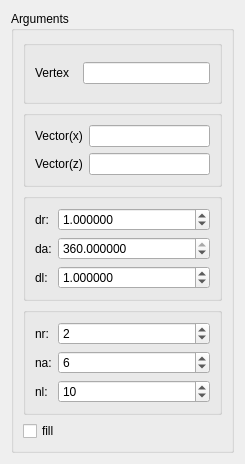
SalomePlatform/hexablock, file src/HEXABLOCKGUI/MakeCylindrical_QTD.ui: the form before one commit.
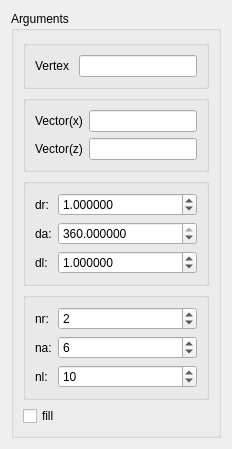
The form after the commit.

```diff
--- a/src/HEXABLOCKGUI/MakeCylindrical_QTD.ui
+++ b/src/HEXABLOCKGUI/MakeCylindrical_QTD.ui
@@ -6,8 +6,8 @@
    <rect>
     <x>0</x>
     <y>0</y>
-    <width>245</width>
-    <height>464</height>
+    <width>223</width>
+    <height>428</height>
    </rect>
   </property>
   <property name="sizePolicy">
@@ -22,30 +22,46 @@
   <layout class="QVBoxLayout" name="verticalLayout_3">
    <item>
     <widget class="QGroupBox" name="groupBox">
+     <property name="sizePolicy">
+      <sizepolicy hsizetype="Preferred" vsizetype="Fixed">
+       <horstretch>0</horstretch>
+       <verstretch>0</verstretch>
+      </sizepolicy>
+     </property>
      <property name="title">
       <string>Arguments</string>
      </property>
      <layout class="QVBoxLayout" name="verticalLayout_4">
       <item>
        <widget class="QGroupBox" name="groupBox_4">
+        <property name="sizePolicy">
+         <sizepolicy hsizetype="Preferred" vsizetype="Fixed">
+          <horstretch>0</horstretch>
+          <verstretch>0</verstretch>
+         </sizepolicy>
+        </property>
         <property name="title">
          <string/>
         </property>
-        <layout class="QVBoxLayout" name="verticalLayout_2">
-         <item>
-          <layout class="QHBoxLayout" name="horizontalLayout">
-           <item>
+        <layout class="QFormLayout" name="formLayout">
+         <item row="0" column="0">
             <widget class="QLabel" name="label">
              <property name="text">
               <string>Vertex </string>
              </property>
             </widget>
            </item>
-           <item>
+         <item row="0" column="1">
             <widget class="QLineEdit" name="pt_le">
+           <property name="sizePolicy">
+            <sizepolicy hsizetype="Minimum" vsizetype="Fixed">
+             <horstretch>0</horstretch>
+             <verstretch>0</verstretch>
+            </sizepolicy>
+           </property>
              <property name="maximumSize">
               <size>
-               <width>127</width>
+             <width>16777215</width>
                <height>16777215</height>
               </size>
              </property>
@@ -53,32 +69,40 @@
               <bool>false</bool>
              </property>
             </widget>
-           </item>
-          </layout>
          </item>
         </layout>
        </widget>
       </item>
       <item>
        <widget class="QGroupBox" name="groupBox_3">
+        <property name="sizePolicy">
+         <sizepolicy hsizetype="Preferred" vsizetype="Fixed">
+          <horstretch>0</horstretch>
+          <verstretch>0</verstretch>
+         </sizepolicy>
+        </property>
         <property name="title">
          <string/>
         </property>
-        <layout class="QVBoxLayout" name="verticalLayout">
-         <item>
-          <layout class="QHBoxLayout" name="horizontalLayout_2">
-           <item>
+        <layout class="QFormLayout" name="formLayout_4">
+         <item row="0" column="0">
             <widget class="QLabel" name="label_2">
              <property name="text">
               <string>Vector(x)</string>
              </property>
             </widget>
            </item>
-           <item>
+         <item row="0" column="1">
             <widget class="QLineEdit" name="vec_x_le">
+           <property name="sizePolicy">
+            <sizepolicy hsizetype="Minimum" vsizetype="Fixed">
+             <horstretch>0</horstretch>
+             <verstretch>0</verstretch>
+            </sizepolicy>
+           </property>
              <property name="maximumSize">
               <size>
-               <width>127</width>
+             <width>16777215</width>
                <height>16777215</height>
               </size>
              </property>
@@ -87,22 +111,24 @@
              </property>
             </widget>
            </item>
-          </layout>
-         </item>
-         <item>
-          <layout class="QHBoxLayout" name="horizontalLayout_4">
-           <item>
+         <item row="1" column="0">
             <widget class="QLabel" name="label_4">
              <property name="text">
               <string>Vector(z)</string>
              </property>
             </widget>
            </item>
-           <item>
+         <item row="1" column="1">
             <widget class="QLineEdit" name="vec_z_le">
+           <property name="sizePolicy">
+            <sizepolicy hsizetype="Minimum" vsizetype="Fixed">
+             <horstretch>0</horstretch>
+             <verstretch>0</verstretch>
+            </sizepolicy>
+           </property>
              <property name="maximumSize">
               <size>
-               <width>127</width>
+             <width>16777215</width>
                <height>16777215</height>
               </size>
              </property>
@@ -110,14 +136,18 @@
               <bool>false</bool>
              </property>
             </widget>
-           </item>
-          </layout>
          </item>
         </layout>
        </widget>
       </item>
       <item>
        <widget class="QGroupBox" name="groupBox_2">
+        <property name="sizePolicy">
+         <sizepolicy hsizetype="Preferred" vsizetype="Fixed">
+          <horstretch>0</horstretch>
+          <verstretch>0</verstretch>
+         </sizepolicy>
+        </property>
         <property name="title">
          <string/>
         </property>
@@ -142,7 +172,14 @@
            </property>
           </widget>
          </item>
-         <item row="2" column="1">
+         <item row="1" column="0">
+          <widget class="QLabel" name="label_6">
+           <property name="text">
+            <string>da:</string>
+           </property>
+          </widget>
+         </item>
+         <item row="1" column="1">
           <widget class="QDoubleSpinBox" name="da_spb">
            <property name="decimals">
             <number>6</number>
@@ -158,38 +195,37 @@
            </property>
           </widget>
          </item>
-         <item row="4" column="1">
-          <widget class="QDoubleSpinBox" name="dl_spb">
-           <property name="decimals">
-            <number>6</number>
-           </property>
-           <property name="maximum">
-            <double>1000000000.000000000000000</double>
-           </property>
-           <property name="value">
-            <double>1.000000000000000</double>
-           </property>
-          </widget>
-         </item>
          <item row="2" column="0">
-          <widget class="QLabel" name="label_6">
-           <property name="text">
-            <string>da:</string>
-           </property>
-          </widget>
-         </item>
-         <item row="4" column="0">
           <widget class="QLabel" name="label_7">
            <property name="text">
             <string>dl:</string>
            </property>
           </widget>
          </item>
+         <item row="2" column="1">
+          <widget class="QDoubleSpinBox" name="dl_spb">
+           <property name="decimals">
+            <number>6</number>
+           </property>
+           <property name="maximum">
+            <double>1000000000.000000000000000</double>
+           </property>
+           <property name="value">
+            <double>1.000000000000000</double>
+           </property>
+          </widget>
+         </item>
         </layout>
        </widget>
       </item>
       <item>
        <widget class="QGroupBox" name="groupBox_5">
+        <property name="sizePolicy">
+         <sizepolicy hsizetype="Preferred" vsizetype="Fixed">
+          <horstretch>0</horstretch>
+          <verstretch>0</verstretch>
+         </sizepolicy>
+        </property>
         <property name="title">
          <string/>
         </property>
@@ -211,40 +247,40 @@
            </property>
           </widget>
          </item>
-         <item row="2" column="1">
-          <widget class="QSpinBox" name="na_spb">
-           <property name="maximum">
-            <number>1000000</number>
-           </property>
-           <property name="value">
-            <number>6</number>
-           </property>
-          </widget>
-         </item>
-         <item row="4" column="1">
-          <widget class="QSpinBox" name="nl_spb">
-           <property name="maximum">
-            <number>1000000</number>
-           </property>
-           <property name="value">
-            <number>10</number>
-           </property>
-          </widget>
-         </item>
-         <item row="2" column="0">
+         <item row="1" column="0">
           <widget class="QLabel" name="label_9">
            <property name="text">
             <string>na:</string>
            </property>
           </widget>
          </item>
-         <item row="4" column="0">
+         <item row="1" column="1">
+          <widget class="QSpinBox" name="na_spb">
+           <property name="maximum">
+            <number>1000000</number>
+           </property>
+           <property name="value">
+            <number>6</number>
+           </property>
+          </widget>
+         </item>
+         <item row="2" column="0">
           <widget class="QLabel" name="label_10">
            <property name="text">
             <string>nl:</string>
            </property>
           </widget>
          </item>
+         <item row="2" column="1">
+          <widget class="QSpinBox" name="nl_spb">
+           <property name="maximum">
+            <number>1000000</number>
+           </property>
+           <property name="value">
+            <number>10</number>
+           </property>
+          </widget>
+         </item>
         </layout>
        </widget>
       </item>
```
Left out of the diff: 12 changed lines with no effect on the pictures. Lines whose indentation alone changed are shown as unchanged.
